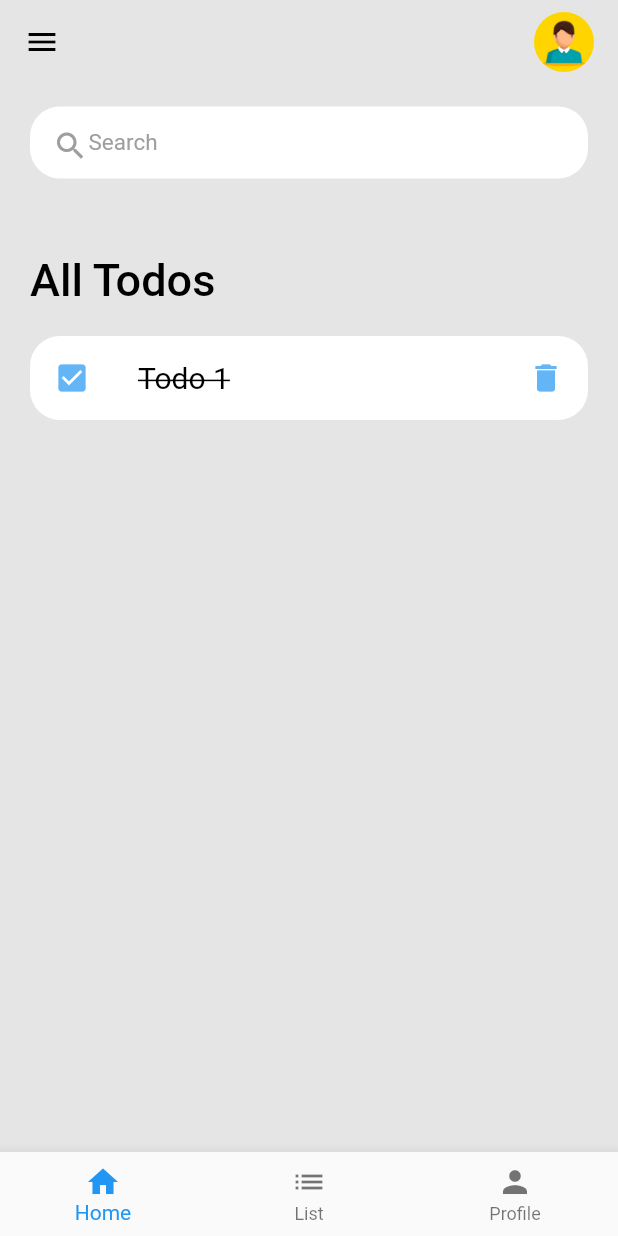
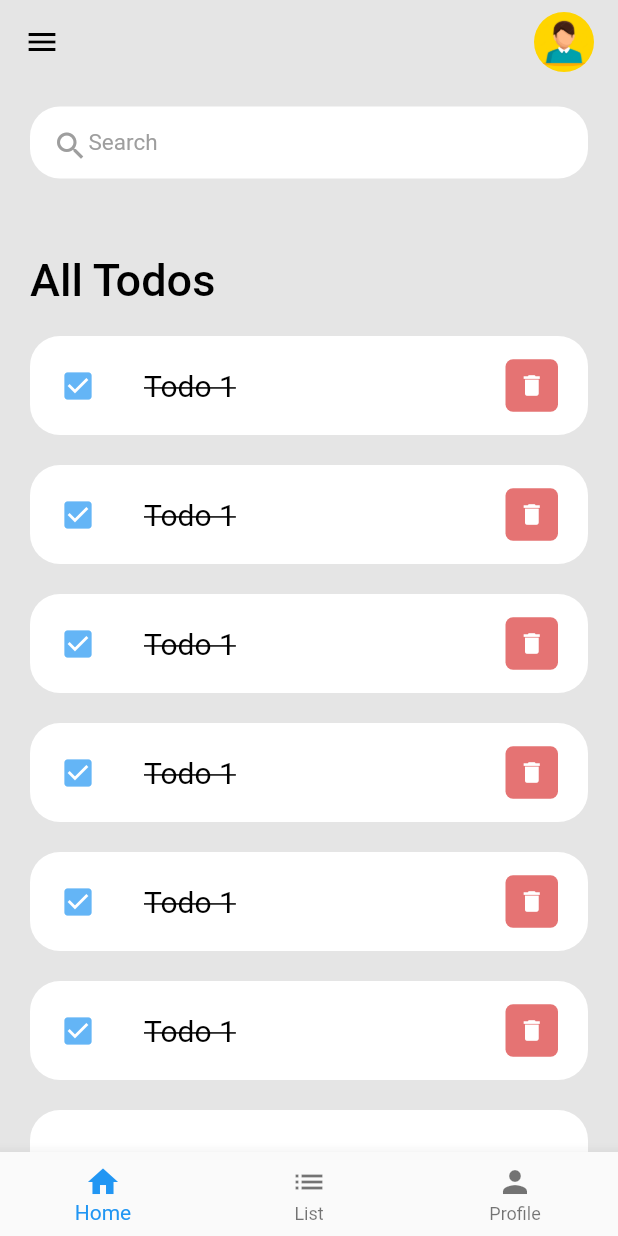
Before and after one commit to amjadjibon/todoapp, a Flutter app: the screen it shows after launch, on a phone screen of 412 x 824 dp. Run offline on Flutter 3.47's test engine with Material 2 defaults, Android fonts, the phone set to English and light mode, and no system bars.

Commit message:
todo items list finished

```diff
--- a/lib/pages/home.dart
+++ b/lib/pages/home.dart
@@ -42,6 +42,17 @@ class _HomeState extends State<Home> {
         children: [
           _buildAllTodoText(),
           const TodoItems(),
+          const TodoItems(),
+          const TodoItems(),
+          const TodoItems(),
+          const TodoItems(),
+          const TodoItems(),
+          const TodoItems(),
+          const TodoItems(),
+          const TodoItems(),
+          const TodoItems(),
+          const TodoItems(),
+          const TodoItems(),
         ],
       ),
     );
--- a/lib/widgets/todo_items.dart
+++ b/lib/widgets/todo_items.dart
@@ -7,10 +7,19 @@ class TodoItems extends StatelessWidget {
   @override
   Widget build(BuildContext context) {
     return Container(
+      margin: const EdgeInsets.only(
+        bottom: 20,
+      ),
       child: ListTile(
-        onTap: () {},
+        onTap: () {
+          print('Tapped');
+        },
         shape: RoundedRectangleBorder(
           borderRadius: BorderRadius.circular(20),
+        ),
+        contentPadding: const EdgeInsets.symmetric(
+          horizontal: 20,
+          vertical: 5,
         ),
         tileColor: Colors.white,
         leading: const Icon(
@@ -25,9 +34,25 @@ class TodoItems extends StatelessWidget {
             decoration: TextDecoration.lineThrough,
           ),
         ),
-        trailing: const Icon(
-          Icons.delete,
-          color: todoBlue,
+        trailing: Container(
+          padding: const EdgeInsets.all(0),
+          margin: const EdgeInsets.symmetric(vertical: 10),
+          height: 35,
+          width: 35,
+          decoration: BoxDecoration(
+            color: todoRed,
+            borderRadius: BorderRadius.circular(5),
+          ),
+          child: IconButton(
+            onPressed: () {
+              print('Delete');
+            },
+            icon: const Icon(
+              Icons.delete,
+              size: 18,
+              color: Colors.white,
+            ),
+          ),
         ),
       ),
     );
```
